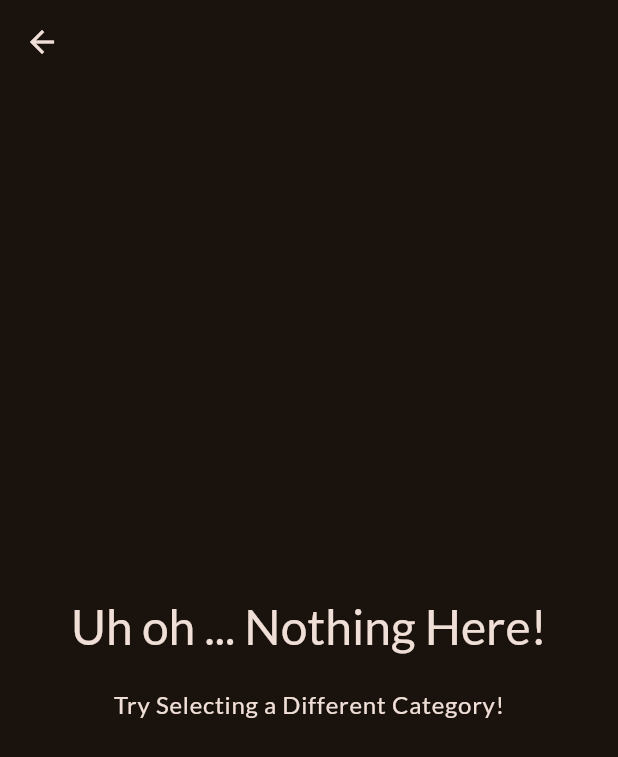
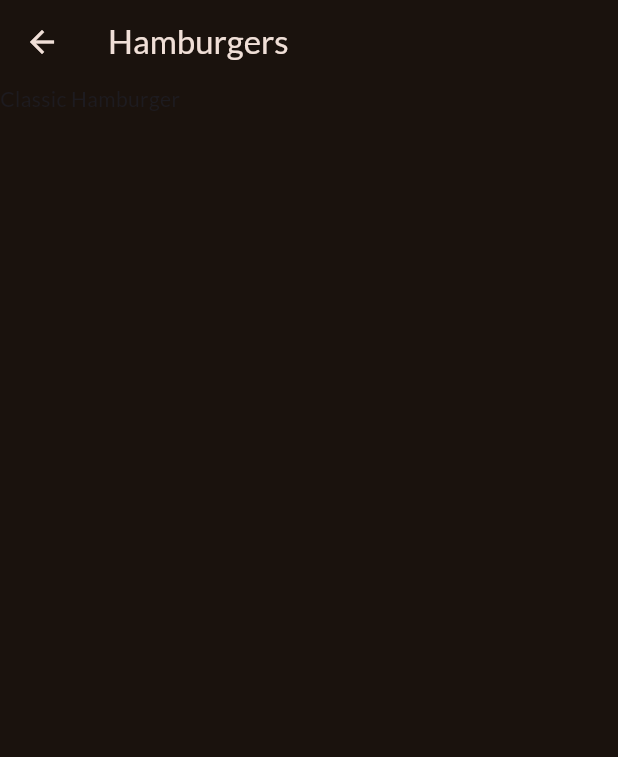
Before and after one commit to balayogigmcs/meals_provider, a Flutter app: the screen it shows after launch, after a tap on "Hamburgers", on a phone screen of 412 x 824 dp. Shown: the top 757 px of the screen. Run offline on Flutter 3.47's test engine with Material 3 defaults, Android fonts, the phone set to English and light mode, and no system bars; our stand-ins replace google_fonts.

```diff
--- a/lib/screens/categories_screen.dart
+++ b/lib/screens/categories_screen.dart
@@ -2,16 +2,23 @@ import 'package:flutter/material.dart';
 import 'package:meals/data/dummy_data.dart';
 import 'package:meals/screens/meals_screen.dart';
 import 'package:meals/widgets/category_grid_item.dart';
+import 'package:meals/models/category.dart';
 
 class CategoriesScreen extends StatelessWidget {
   const CategoriesScreen({super.key});
 
 // here we created _selectedCategory method to connet CategoriesScreen and MealsScreen
-  void _selectedCategory(BuildContext context) {
+  void _selectedCategory(BuildContext context, Category category) {
+    final filteredMeals = dummyMeals
+        .where((meal) => meal.categories.contains(category.id))
+        .toList(); // it is a condition to filter out the id in categories related to id in dummy meals if it matches it will store into the variable
     // here we are writing BuildContext context inside function because in stateless widgets context is not available globally
     Navigator.of(context).push(
       MaterialPageRoute(
-        builder: (ctx) => MealsScreen(meals: [], title: 'some titile'),
+        builder: (ctx) =>  MealsScreen(
+          title: category.title,
+          meals: filteredMeals,
+        ),
       ),
     ); // Navigator.push(context,route)  both are same , here route is created using MaterialPageRoute class.
   }
@@ -35,7 +42,7 @@ class CategoriesScreen extends StatelessWidget {
             CategoryGridItem(
                 category: category,
                 onSelectedCategory: () {
-                  _selectedCategory(context);
+                  _selectedCategory(context,category);
                 })
         ],
       ),
--- a/lib/screens/meals_screen.dart
+++ b/lib/screens/meals_screen.dart
@@ -2,7 +2,7 @@ import 'package:flutter/material.dart';
 import 'package:meals/models/meal.dart';
 
 class MealsScreen extends StatelessWidget {
-  const MealsScreen({super.key, required this.meals, required this.title});
+  const MealsScreen({super.key, required this.title, required this.meals});
 
   final List<Meal> meals;
   final String title;
@@ -10,10 +10,11 @@ class MealsScreen extends StatelessWidget {
   @override
   Widget build(BuildContext context) {
     Widget content = ListView.builder(
-        itemCount: meals.length,
-        itemBuilder: (ctx, index) {
-          return Text(meals[index].title);
-        });
+      itemCount: meals.length,
+      itemBuilder: (ctx, index) => Text(
+        meals[index].title,
+      ),
+    );
     if (meals.isEmpty) {
       content = Center(
           child: Column(
@@ -41,7 +42,9 @@ class MealsScreen extends StatelessWidget {
     }
 
     return Scaffold(
-      appBar: AppBar(),
+      appBar: AppBar(
+        title: Text(title),
+      ),
       body: content,
     );
   }
```
Also changed, not shown: lib/widgets/meal_item.dart (added).
